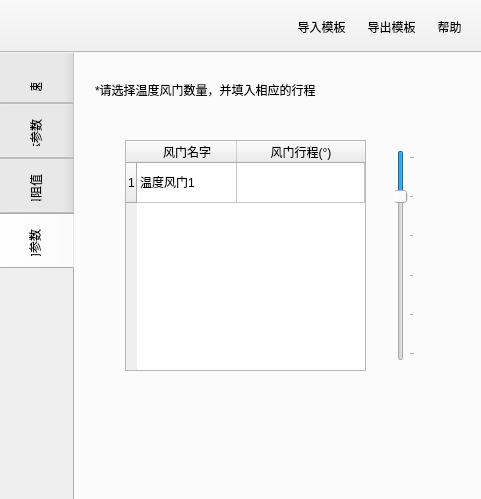
The window that ui/ui_input.ui (qweaxdzsc/fluent_add_on) describes before a commit, drawn with Qt 5.
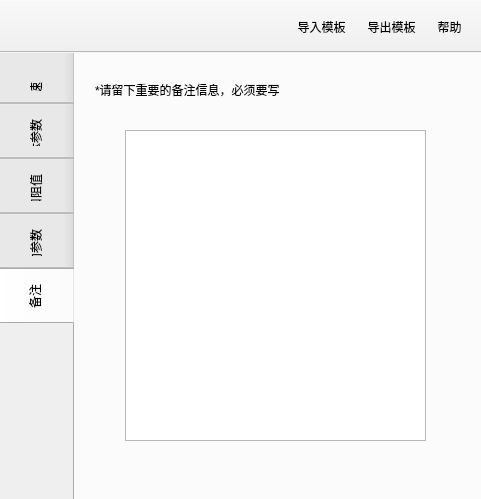
The same window after the commit. Icons and pictures are not drawn.

Commit message: 1 update 'CFD_input_ui': add project_name window before main window, to get project_name, add comment tab in the last

```diff
--- a/ui/ui_input.ui
+++ b/ui/ui_input.ui
@@ -73,7 +73,7 @@
      <enum>QTabWidget::Rounded</enum>
     </property>
     <property name="currentIndex">
-     <number>3</number>
+     <number>4</number>
     </property>
     <property name="iconSize">
      <size>
@@ -901,6 +901,34 @@
       </property>
      </widget>
     </widget>
+    <widget class="QWidget" name="comment_tab">
+     <attribute name="title">
+      <string>备注</string>
+     </attribute>
+     <widget class="QTextEdit" name="comment_edit">
+      <property name="geometry">
+       <rect>
+        <x>50</x>
+        <y>80</y>
+        <width>301</width>
+        <height>311</height>
+       </rect>
+      </property>
+     </widget>
+     <widget class="QLabel" name="label_8">
+      <property name="geometry">
+       <rect>
+        <x>20</x>
+        <y>30</y>
+        <width>381</width>
+        <height>20</height>
+       </rect>
+      </property>
+      <property name="text">
+       <string>*请留下重要的备注信息，必须要写</string>
+      </property>
+     </widget>
+    </widget>
    </widget>
   </widget>
   <widget class="QToolBar" name="toolBar">
```
Left out of the diff: 2 changed lines with no effect on the pictures. The commit also changes 4 other files.
